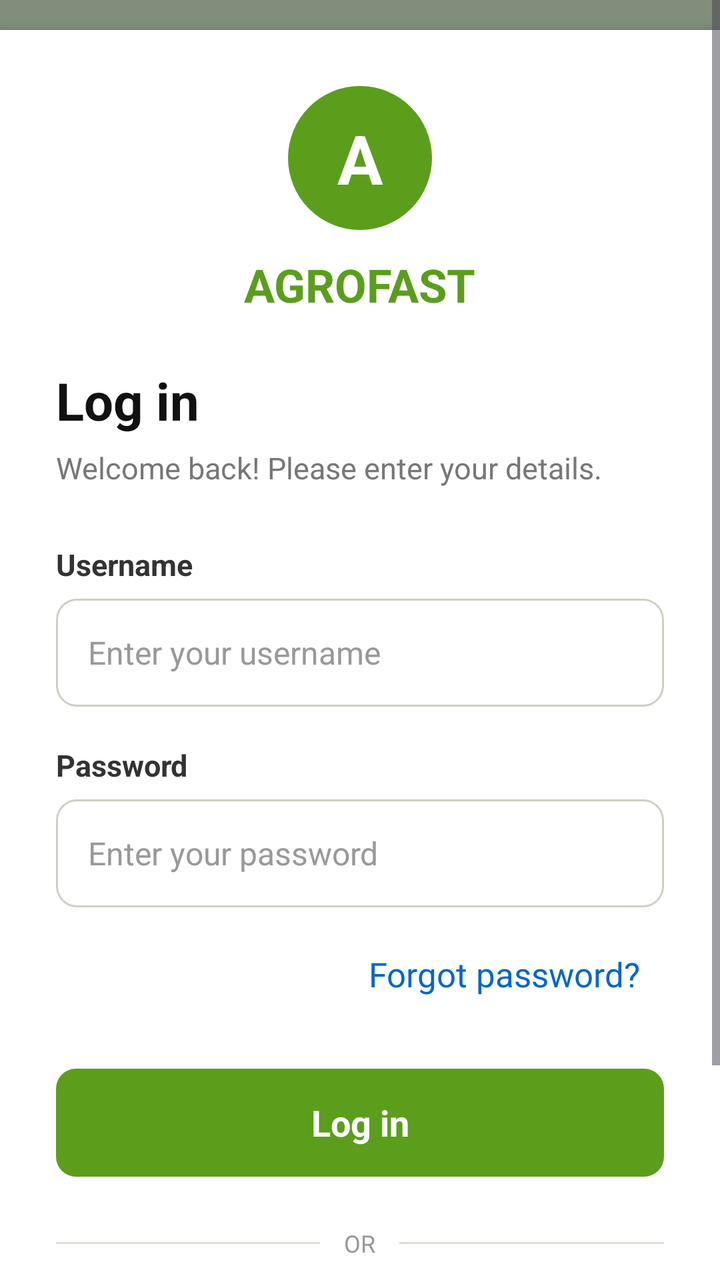
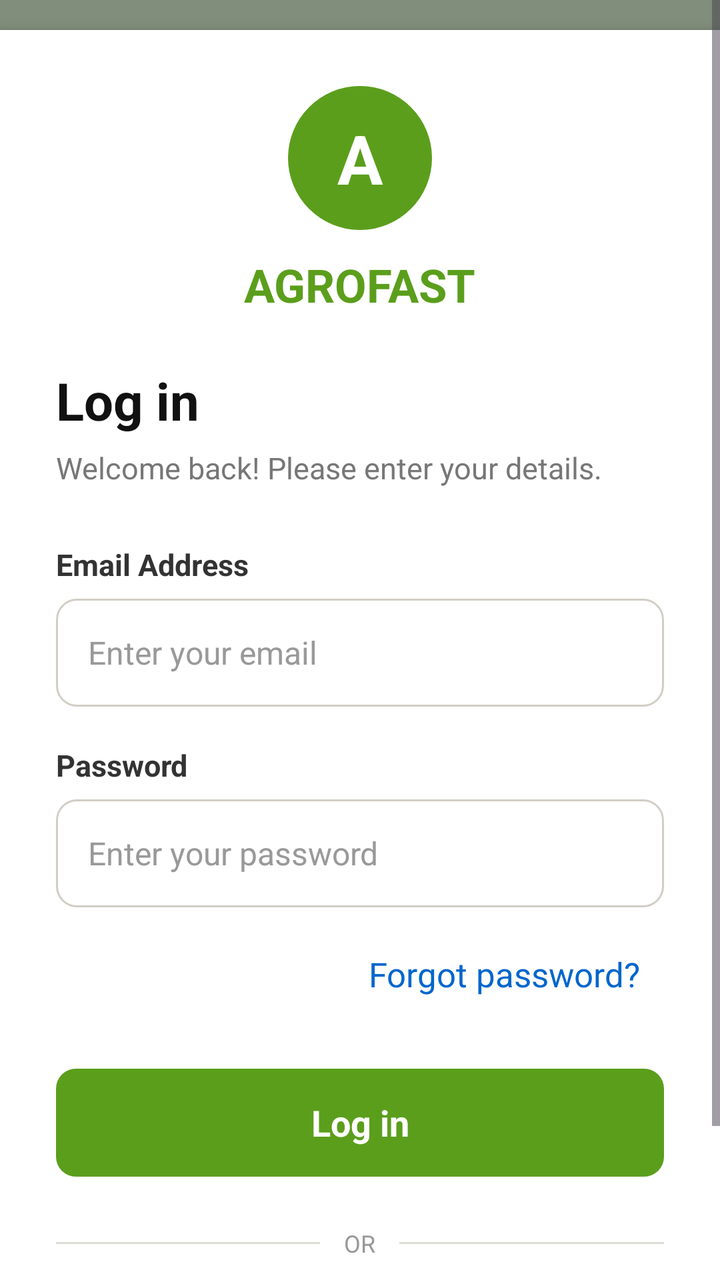

Before-and-after screenshots of an Android layout around one commit, followed by the original layout XML and the change that was made.
<!-- AndroidManifest.xml: application theme Theme.AGROFASTASOLUTIONS -->
<!-- res/layout/activity_login.xml -->
<?xml version="1.0" encoding="utf-8"?>
<ScrollView
    xmlns:android="http://schemas.android.com/apk/res/android"
    android:id="@+id/login_root"
    android:layout_width="match_parent"
    android:layout_height="match_parent"
    android:background="#808e7b"
    android:fillViewport="true">

    
    <LinearLayout
        android:layout_width="match_parent"
        android:layout_height="wrap_content"
        android:layout_marginTop="15dp"
        android:layout_marginBottom="15dp"
        android:orientation="vertical"
        android:padding="28dp"
        android:background="#FFFFFF"
        android:elevation="4dp">

        
        <TextView
            android:layout_width="72dp"
            android:layout_height="72dp"
            android:layout_gravity="center_horizontal"
            android:gravity="center"
            android:text="A"
            android:textColor="#FFFFFF"
            android:textSize="34sp"
            android:textStyle="bold"
            android:background="@drawable/logo_background"/>

        
        <TextView
            android:layout_width="wrap_content"
            android:layout_height="wrap_content"
            android:layout_gravity="center_horizontal"
            android:layout_marginTop="12dp"
            android:text="AGROFAST"
            android:textColor="#5B9E1C"
            android:textSize="23sp"
            android:textStyle="bold"/>

        
        <TextView
            android:layout_width="wrap_content"
            android:layout_height="wrap_content"
            android:layout_marginTop="25dp"
            android:text="Log in"
            android:textColor="#111111"
            android:textSize="26sp"
            android:textStyle="bold"/>

        
        <TextView
            android:layout_width="match_parent"
            android:layout_height="wrap_content"
            android:layout_marginTop="6dp"
            android:text="Welcome back! Please enter your details."
            android:textColor="#777777"
            android:textSize="15sp"/>

        
        <TextView
            android:layout_width="wrap_content"
            android:layout_height="wrap_content"
            android:layout_marginTop="28dp"
            android:text="Username"
            android:textColor="#333333"
            android:textSize="15sp"
            android:textStyle="bold"/>

        
        <EditText
            android:id="@+id/edtUsername"
            android:layout_width="match_parent"
            android:layout_height="54dp"
            android:layout_marginTop="7dp"
            android:background="@drawable/input_background"
            android:hint="Enter your username"
            android:inputType="text"
            android:paddingStart="16dp"
            android:paddingEnd="16dp"
            android:textColor="#111111"
            android:textColorHint="#999999"
            android:textSize="16sp"
            android:singleLine="true"/>

        
        <TextView
            android:layout_width="wrap_content"
            android:layout_height="wrap_content"
            android:layout_marginTop="19dp"
            android:text="Password"
            android:textColor="#333333"
            android:textSize="15sp"
            android:textStyle="bold"/>

        
        <EditText
            android:id="@+id/edtPassword"
            android:layout_width="match_parent"
            android:layout_height="54dp"
            android:layout_marginTop="7dp"
            android:background="@drawable/input_background"
            android:hint="Enter your password"
            android:inputType="textPassword"
            android:paddingStart="16dp"
            android:paddingEnd="16dp"
            android:textColor="#111111"
            android:textColorHint="#999999"
            android:textSize="16sp"
            android:singleLine="true"/>

        
        <TextView
            android:id="@+id/txtForgotPassword"
            android:layout_width="wrap_content"
            android:layout_height="wrap_content"
            android:layout_gravity="end"
            android:layout_marginTop="10dp"
            android:text="Forgot password?"
            android:textColor="#0066CC"
            android:padding="12sp"
            android:textSize="17dp"
            android:clickable="true"
            android:focusable="true"/>

        
        <TextView
            android:id="@+id/btnLogin"
            android:layout_width="match_parent"
            android:layout_height="54dp"
            android:layout_marginTop="24dp"
            android:gravity="center"
            android:text="Log in"
            android:textColor="#FFFFFF"
            android:textSize="18sp"
            android:textStyle="bold"
            android:clickable="true"
            android:focusable="true"
            android:background="@drawable/login_button"/>

        
        <LinearLayout
            android:layout_width="match_parent"
            android:layout_height="wrap_content"
            android:layout_marginTop="25dp"
            android:gravity="center_vertical"
            android:orientation="horizontal">

            <View
                android:layout_width="0dp"
                android:layout_height="1dp"
                android:layout_weight="1"
                android:background="#DDDDD5"/>

            <TextView
                android:layout_width="wrap_content"
                android:layout_height="wrap_content"
                android:layout_marginStart="12dp"
                android:layout_marginEnd="12dp"
                android:text="OR"
                android:textColor="#999999"
                android:textSize="12sp"/>

            <View
                android:layout_width="0dp"
                android:layout_height="1dp"
                android:layout_weight="1"
                android:background="#DDDDD5"/>

        </LinearLayout>

        
        <TextView
            android:id="@+id/txtSignup"
            android:layout_width="wrap_content"
            android:layout_height="wrap_content"
            android:layout_gravity="center_horizontal"
            android:layout_marginTop="23dp"
            android:text="Don't have an account? Sign up"
            android:textColor="#0066CC"
            android:textSize="17dp"
            android:padding="12dp"
            android:clickable="true"
            android:focusable="true"/>

        
        <TextView
            android:id="@+id/txtDevSkip"
            android:layout_width="wrap_content"
            android:layout_height="wrap_content"
            android:layout_gravity="center_horizontal"
            android:layout_marginTop="8dp"
            android:text="Skip login (dev)"
            android:textColor="#999999"
            android:textSize="13sp"
            android:padding="8dp"
            android:clickable="true"
            android:focusable="true"/>

    </LinearLayout>

</ScrollView>
<!-- resources referenced by this layout -->
<resources>
  <!-- drawable input_background (drawable) -->
  <?xml version="1.0" encoding="utf-8"?>
  <shape xmlns:android="http://schemas.android.com/apk/res/android"
      android:shape="rectangle">
      <solid android:color="#FFFFFF"/>
      <corners android:radius="10dp"/>
      <stroke
          android:width="1dp"
          android:color="#D2CEC5"/>
  </shape>
  <!-- drawable login_button (drawable) -->
  <?xml version="1.0" encoding="utf-8"?>
  <shape xmlns:android="http://schemas.android.com/apk/res/android"
      android:shape="rectangle">
      <solid android:color="#5B9E1C"/>
      <corners android:radius="10dp"/>
  </shape>
  <!-- drawable logo_background (drawable) -->
  <?xml version="1.0" encoding="utf-8"?>
  <shape xmlns:android="http://schemas.android.com/apk/res/android"
      android:shape="oval">
      <solid android:color="#5B9E1C"/>
  </shape>
  <style name="Theme.AGROFASTASOLUTIONS" parent="Base.Theme.AGROFASTASOLUTIONS" />
  <style name="Base.Theme.AGROFASTASOLUTIONS" parent="Theme.Material3.DayNight.NoActionBar">
          
          
      </style>
</resources>

<!-- the commit's change to res/layout/activity_login.xml (unified diff, before → after) -->
@@ -65,20 +65,20 @@
             android:layout_width="wrap_content"
             android:layout_height="wrap_content"
             android:layout_marginTop="28dp"
-            android:text="Username"
+            android:text="Email Address"
             android:textColor="#333333"
             android:textSize="15sp"
             android:textStyle="bold"/>
 
         
         <EditText
-            android:id="@+id/edtUsername"
+            android:id="@+id/edtEmail"
             android:layout_width="match_parent"
             android:layout_height="54dp"
             android:layout_marginTop="7dp"
             android:background="@drawable/input_background"
-            android:hint="Enter your username"
-            android:inputType="text"
+            android:hint="Enter your email"
+            android:inputType="textEmailAddress"
             android:paddingStart="16dp"
             android:paddingEnd="16dp"
             android:textColor="#111111"
@@ -186,19 +186,6 @@
             android:clickable="true"
             android:focusable="true"/>
 
-        
-        <TextView
-            android:id="@+id/txtDevSkip"
-            android:layout_width="wrap_content"
-            android:layout_height="wrap_content"
-            android:layout_gravity="center_horizontal"
-            android:layout_marginTop="8dp"
-            android:text="Skip login (dev)"
-            android:textColor="#999999"
-            android:textSize="13sp"
-            android:padding="8dp"
-            android:clickable="true"
-            android:focusable="true"/>
 
     </LinearLayout>
 
<!-- resource entries referenced after the edit -->
@@ -27,6 +27,11 @@
   <style name="Base.Theme.AGROFASTASOLUTIONS" parent="Theme.Material3.DayNight.NoActionBar">
           
           
+              
+          <item name="CardBackgroundColor">@color/agrofast_green</item>
+          <item name="CardStrokeColor">@color/agrofast_green</item>
+  
       </style>
+  <color name="agrofast_green">#1F6F43</color>
 </resources>
 
